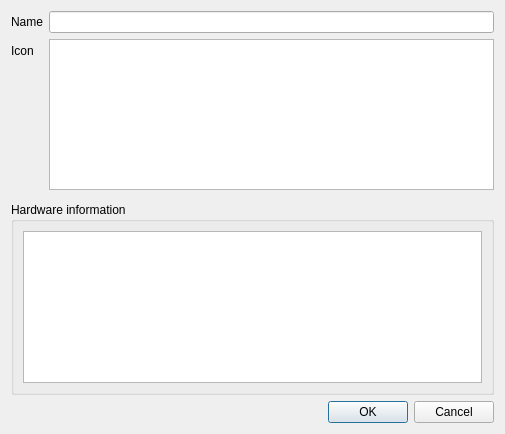
The window that src/devices/deviceproperties.ui (clementine-player/Clementine) describes before a commit, drawn with Qt 5.
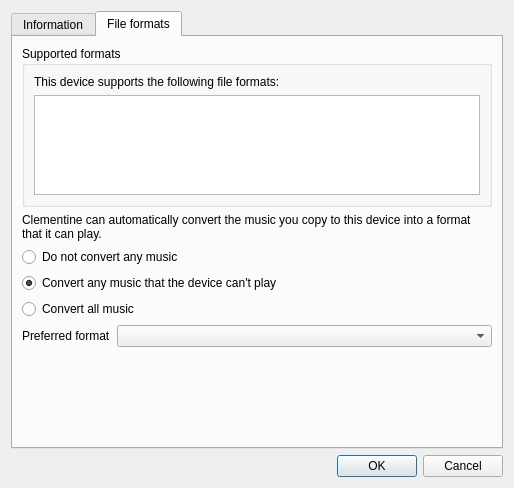
The same window after the commit. The open tabs and pages were chosen to show the change. Icons and pictures are not drawn. Custom widgets are drawn as their Qt base class.

Commit message: Show a list of formats supported by a device in the properties dialog

```diff
--- a/src/devices/deviceproperties.ui
+++ b/src/devices/deviceproperties.ui
@@ -6,8 +6,8 @@
    <rect>
     <x>0</x>
     <y>0</y>
-    <width>505</width>
-    <height>434</height>
+    <width>514</width>
+    <height>488</height>
    </rect>
   </property>
   <property name="windowTitle">
@@ -17,6 +17,16 @@
    <iconset resource="../../data/data.qrc">
     <normaloff>:/icon.png</normaloff>:/icon.png</iconset>
   </property>
+  <layout class="QVBoxLayout" name="verticalLayout_5">
+   <item>
+    <widget class="QTabWidget" name="tabWidget">
+     <property name="currentIndex">
+      <number>0</number>
+     </property>
+     <widget class="QWidget" name="tab">
+      <attribute name="title">
+       <string>Information</string>
+      </attribute>
   <layout class="QVBoxLayout" name="verticalLayout_4">
    <item>
     <layout class="QFormLayout" name="formLayout">
@@ -152,6 +162,216 @@
      </layout>
     </widget>
    </item>
+      </layout>
+     </widget>
+     <widget class="QWidget" name="tab_2">
+      <attribute name="title">
+       <string>File formats</string>
+      </attribute>
+      <layout class="QVBoxLayout" name="verticalLayout_9">
+       <item>
+        <widget class="QStackedWidget" name="formats_stack">
+         <property name="currentIndex">
+          <number>2</number>
+         </property>
+         <widget class="QWidget" name="formats_page">
+          <layout class="QVBoxLayout" name="verticalLayout_7">
+           <property name="margin">
+            <number>0</number>
+           </property>
+           <item>
+            <widget class="QGroupBox" name="supported_formats_container">
+             <property name="title">
+              <string>Supported formats</string>
+             </property>
+             <layout class="QVBoxLayout" name="verticalLayout_6">
+              <item>
+               <widget class="QLabel" name="label_5">
+                <property name="text">
+                 <string>This device supports the following file formats:</string>
+                </property>
+               </widget>
+              </item>
+              <item>
+               <widget class="QListWidget" name="supported_formats">
+                <property name="selectionMode">
+                 <enum>QAbstractItemView::NoSelection</enum>
+                </property>
+               </widget>
+              </item>
+             </layout>
+            </widget>
+           </item>
+           <item>
+            <widget class="QLabel" name="label_3">
+             <property name="text">
+              <string>Clementine can automatically convert the music you copy to this device into a format that it can play.</string>
+             </property>
+             <property name="wordWrap">
+              <bool>true</bool>
+             </property>
+            </widget>
+           </item>
+           <item>
+            <widget class="QRadioButton" name="transcode_off">
+             <property name="text">
+              <string>Do not convert any music</string>
+             </property>
+            </widget>
+           </item>
+           <item>
+            <widget class="QRadioButton" name="transcode_unsupported">
+             <property name="text">
+              <string>Convert any music that the device can't play</string>
+             </property>
+             <property name="checked">
+              <bool>true</bool>
+             </property>
+            </widget>
+           </item>
+           <item>
+            <widget class="QRadioButton" name="transcode_all">
+             <property name="text">
+              <string>Convert all music</string>
+             </property>
+            </widget>
+           </item>
+           <item>
+            <layout class="QHBoxLayout" name="horizontalLayout">
+             <item>
+              <widget class="QLabel" name="label_4">
+               <property name="text">
+                <string>Preferred format</string>
+               </property>
+              </widget>
+             </item>
+             <item>
+              <widget class="QComboBox" name="transcode_format">
+               <property name="sizePolicy">
+                <sizepolicy hsizetype="Expanding" vsizetype="Fixed">
+                 <horstretch>0</horstretch>
+                 <verstretch>0</verstretch>
+                </sizepolicy>
+               </property>
+              </widget>
+             </item>
+            </layout>
+           </item>
+           <item>
+            <spacer name="verticalSpacer">
+             <property name="orientation">
+              <enum>Qt::Vertical</enum>
+             </property>
+             <property name="sizeHint" stdset="0">
+              <size>
+               <width>20</width>
+               <height>183</height>
+              </size>
+             </property>
+            </spacer>
+           </item>
+          </layout>
+         </widget>
+         <widget class="QWidget" name="formats_page_not_connected">
+          <layout class="QVBoxLayout" name="verticalLayout_8">
+           <property name="margin">
+            <number>0</number>
+           </property>
+           <item>
+            <widget class="QLabel" name="label_7">
+             <property name="text">
+              <string>This device must be connected and opened before Clementine can see what file formats it supports.</string>
+             </property>
+             <property name="wordWrap">
+              <bool>true</bool>
+             </property>
+            </widget>
+           </item>
+           <item>
+            <layout class="QHBoxLayout" name="horizontalLayout_2">
+             <item>
+              <widget class="QPushButton" name="open_device">
+               <property name="text">
+                <string>Open device</string>
+               </property>
+              </widget>
+             </item>
+             <item>
+              <spacer name="horizontalSpacer">
+               <property name="orientation">
+                <enum>Qt::Horizontal</enum>
+               </property>
+               <property name="sizeHint" stdset="0">
+                <size>
+                 <width>40</width>
+                 <height>20</height>
+                </size>
+               </property>
+              </spacer>
+             </item>
+            </layout>
+           </item>
+           <item>
+            <spacer name="verticalSpacer_2">
+             <property name="orientation">
+              <enum>Qt::Vertical</enum>
+             </property>
+             <property name="sizeHint" stdset="0">
+              <size>
+               <width>20</width>
+               <height>309</height>
+              </size>
+             </property>
+            </spacer>
+           </item>
+          </layout>
+         </widget>
+         <widget class="QWidget" name="formats_page_loading">
+          <layout class="QVBoxLayout" name="verticalLayout_10">
+           <property name="margin">
+            <number>0</number>
+           </property>
+           <item>
+            <layout class="QHBoxLayout" name="horizontalLayout_3">
+             <item>
+              <widget class="BusyIndicator" name="label_8"/>
+             </item>
+             <item>
+              <widget class="QLabel" name="label_9">
+               <property name="sizePolicy">
+                <sizepolicy hsizetype="Expanding" vsizetype="Preferred">
+                 <horstretch>0</horstretch>
+                 <verstretch>0</verstretch>
+                </sizepolicy>
+               </property>
+               <property name="text">
+                <string>Querying device...</string>
+               </property>
+              </widget>
+             </item>
+            </layout>
+           </item>
+           <item>
+            <spacer name="verticalSpacer_3">
+             <property name="orientation">
+              <enum>Qt::Vertical</enum>
+             </property>
+             <property name="sizeHint" stdset="0">
+              <size>
+               <width>20</width>
+               <height>358</height>
+              </size>
+             </property>
+            </spacer>
+           </item>
+          </layout>
+         </widget>
+        </widget>
+       </item>
+      </layout>
+     </widget>
+    </widget>
+   </item>
    <item>
     <widget class="QDialogButtonBox" name="buttonBox">
      <property name="orientation">
@@ -171,6 +391,11 @@
    <header>widgets/freespacebar.h</header>
    <container>1</container>
   </customwidget>
+  <customwidget>
+   <class>BusyIndicator</class>
+   <extends>QLabel</extends>
+   <header>widgets/busyindicator.h</header>
+  </customwidget>
  </customwidgets>
  <tabstops>
   <tabstop>name</tabstop>
```
Left out of the diff: 3 changed lines with no effect on the pictures. Lines whose indentation alone changed are shown as unchanged. The commit also changes 36 other files.
